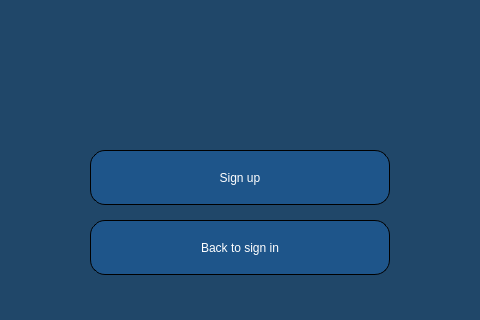
Above: WindowsGraphics/SignUpWindow.ui from Skripkon/App-for-learning-English-LANGOD before the change; both pictures show x 360 to 840 and y 480 to 800 of the 1200 by 800 pixel window. Below: the same form after it.
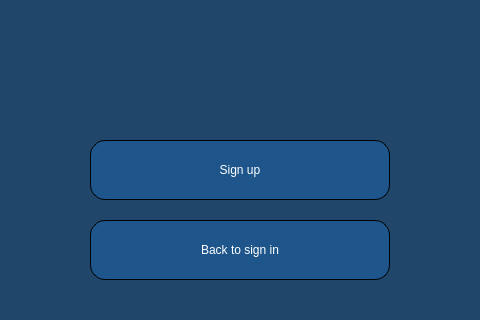
That is the form after the change.

Diff of the .ui file:
```diff
--- a/WindowsGraphics/SignUpWindow.ui
+++ b/WindowsGraphics/SignUpWindow.ui
@@ -128,9 +128,9 @@
    <property name="geometry">
     <rect>
      <x>450</x>
-     <y>630</y>
+     <y>620</y>
      <width>300</width>
-     <height>55</height>
+     <height>60</height>
     </rect>
    </property>
    <property name="styleSheet">
@@ -196,7 +196,7 @@
      <x>450</x>
      <y>700</y>
      <width>300</width>
-     <height>55</height>
+     <height>60</height>
     </rect>
    </property>
    <property name="styleSheet">
```
